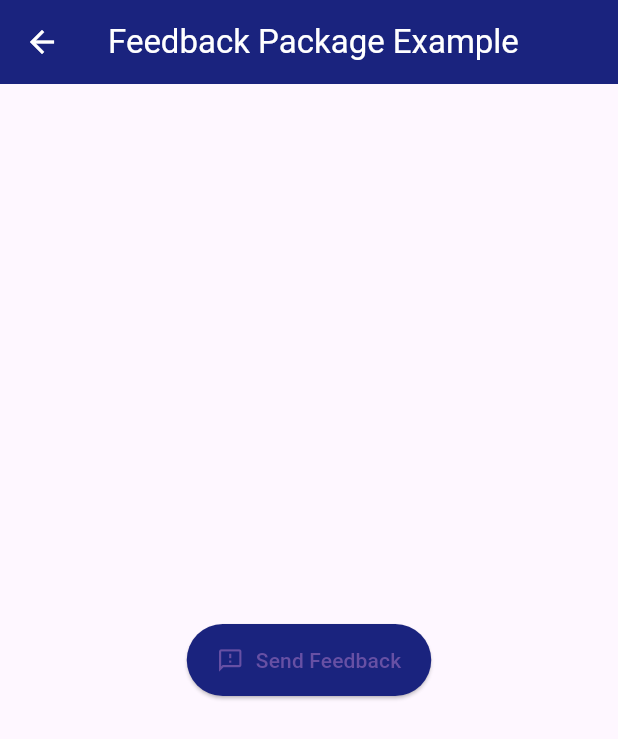
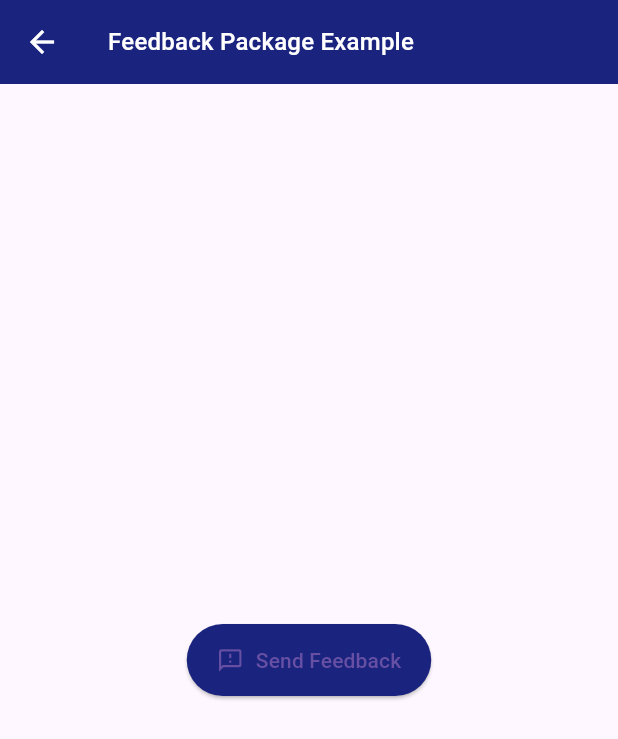
Before and after one commit to Shehryar-dev/useful_packages, a Flutter app: the FeedbackExampleScreen screen opened directly, on a phone screen of 412 x 824 dp. Shown: the top 739 px of the screen. Run offline on Flutter 3.47's test engine with Material 3 defaults, Android fonts, the phone set to English and light mode, and no system bars; our stand-ins replace animate_do, animated_list_plus, device_preview, flutter_rating_bar, fluttertoast, shimmer and 2 more; missing offline and left inert: feedback.

Commit message:
Code Update

```diff
--- a/lib/packages/3_feedback_package/3_feedback_pack.dart
+++ b/lib/packages/3_feedback_package/3_feedback_pack.dart
@@ -16,7 +16,7 @@ class FeedbackExampleScreen extends StatelessWidget {
         builder: (context) => Scaffold(
           appBar: AppBar(
             iconTheme: IconThemeData(color: Colors.white),
-            title: const Text('Feedback Package Example',style: TextStyle(color: Colors.white),),
+            title:  Text('Feedback Package Example',style: Theme.of(context).textTheme.titleMedium!.apply(color: Colors.white),),
             backgroundColor: Colors.indigo.shade900,
           ),
           body: Center(
--- a/lib/packages/4_shimmer_package/shimmer_effect.dart
+++ b/lib/packages/4_shimmer_package/shimmer_effect.dart
@@ -9,7 +9,7 @@ class ShimmerExample extends StatelessWidget {
   Widget build(BuildContext context) {
     return Scaffold(
       appBar: AppBar(
-        title: const Text('Shimmer Loading Example', style: TextStyle(color: Colors.white),),
+        title:  Text('Shimmer Loading Example', style:Theme.of(context).textTheme.titleMedium!.apply(color: Colors.white),),
         backgroundColor: Colors.indigo.shade900,
         iconTheme: IconThemeData(color: Colors.white),
         centerTitle: true,
--- a/lib/packages/5_flutter_rating_bar/flutter_rating_bar.dart
+++ b/lib/packages/5_flutter_rating_bar/flutter_rating_bar.dart
@@ -16,7 +16,7 @@ class _RatingBarExampleState extends State<RatingBarExample> {
   Widget build(BuildContext context) {
     return Scaffold(
       appBar: AppBar(
-        title: const Text('Rating Bar Example', style: TextStyle(color: Colors.white),),
+        title:  Text('Rating Bar Example', style: Theme.of(context).textTheme.titleMedium!.apply(color: Colors.white),),
         centerTitle: true,
         iconTheme: IconThemeData(color: Colors.white),
         backgroundColor: Colors.indigo.shade900,
--- a/lib/packages/6_animated_list_plus/animated_list_plus.dart
+++ b/lib/packages/6_animated_list_plus/animated_list_plus.dart
@@ -15,7 +15,7 @@ class _AnimatedListExampleState extends State<AnimatedListExample> {
   Widget build(BuildContext context) {
     return Scaffold(
       appBar: AppBar(
-        title: const Text('Animated List Example', style: TextStyle(color: Colors.white),),
+        title:  Text('Animated List Example', style:Theme.of(context).textTheme.titleMedium!.apply(color: Colors.white),),
         centerTitle: true,
         iconTheme: IconThemeData(color: Colors.white),
         backgroundColor: Colors.indigo.shade900,
--- a/lib/packages/7_animated_do/animated_do_package.dart
+++ b/lib/packages/7_animated_do/animated_do_package.dart
@@ -7,7 +7,7 @@ class AnimateDoExample extends StatelessWidget {
   Widget build(BuildContext context) {
     return Scaffold(
       appBar: AppBar(
-        title: const Text('Animate Do Example', style: TextStyle(color: Colors.white),),
+        title:  Text('Animate Do Example', style: Theme.of(context).textTheme.titleMedium!.apply(color: Colors.white),),
         centerTitle: true,
         iconTheme: IconThemeData(color: Colors.white),
         backgroundColor: Colors.purple.shade900,
--- a/lib/packages/8_sample_animation/sample_animation.dart
+++ b/lib/packages/8_sample_animation/sample_animation.dart
@@ -16,7 +16,7 @@ class SimpleAnimationsExample extends StatelessWidget {
         iconTheme: IconThemeData(
           color: Colors.white
         ),
-        title: const Text('Simple Animations Example',style: TextStyle(color: Colors.white),),
+        title:  Text('Simple Animations Example',style:Theme.of(context).textTheme.titleMedium!.apply(color: Colors.white),),
         centerTitle: true,
         backgroundColor: Colors.indigo.shade900,
       ),
```
